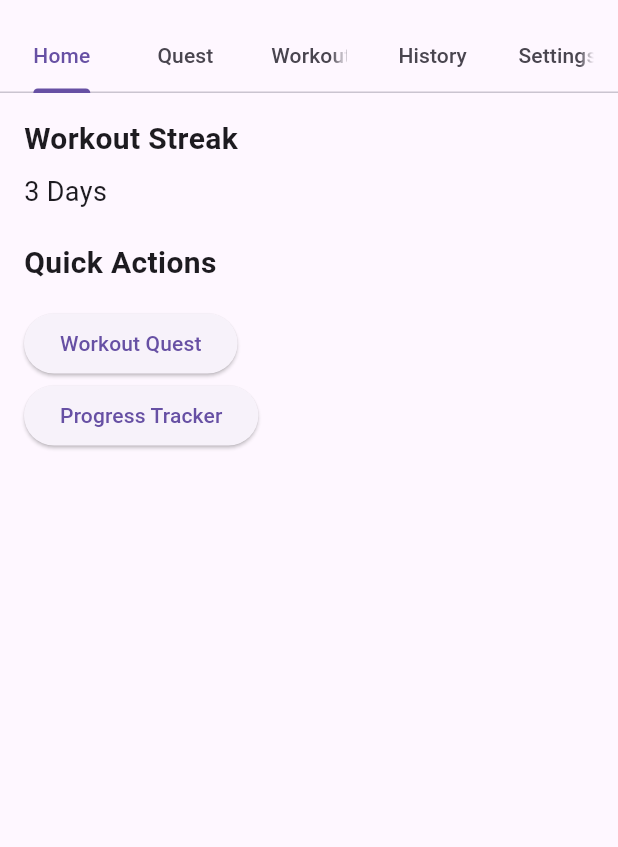
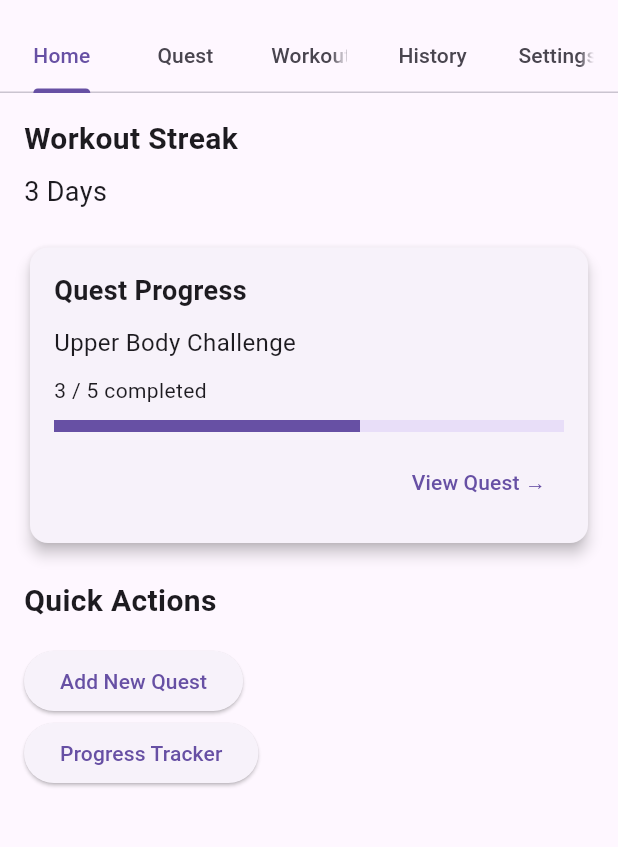
Before and after one commit to boizura/FitDuo, a Flutter app: the screen it shows after launch, on a phone screen of 412 x 824 dp, the part 63-910 px from its top. Run offline on Flutter 3.47's test engine with Material 3 defaults, Android fonts, the light colour scheme and no system bars.

Commit message:
added quest progress on home screen

```diff
--- a/lib/screens/home_screen.dart
+++ b/lib/screens/home_screen.dart
@@ -6,6 +6,8 @@ import 'package:fitduo/screens/settings_screens.dart';
 
 class HomeScreen extends StatelessWidget {
   const HomeScreen({super.key});
+
+
 
   @override
   Widget build(BuildContext context) {
@@ -51,6 +53,11 @@ class TabNavigation extends StatelessWidget {
 class HomeTab extends StatelessWidget {
   const HomeTab({super.key});
 
+final int currentProgress = 3;
+final int goal = 5;
+final String questName = "Upper Body Challenge";
+
+
   Widget buildButton(BuildContext context, String title, Widget screen) {
     return ElevatedButton(
       onPressed: () {
@@ -62,6 +69,61 @@ class HomeTab extends StatelessWidget {
       child: Text(title),
     );
   }
+
+Widget buildQuestOverview(BuildContext context) {
+  double progressPercent = currentProgress / goal;
+
+  return Card(
+    elevation: 4,
+    shape: RoundedRectangleBorder(
+      borderRadius: BorderRadius.circular(12),
+    ),
+    child: Padding(
+      padding: const EdgeInsets.all(16.0),
+      child: Column(
+        crossAxisAlignment: CrossAxisAlignment.start,
+        children: [
+          const Text(
+            "Quest Progress ",
+            style: TextStyle(fontSize: 18, fontWeight: FontWeight.bold),
+          ),
+
+          const SizedBox(height: 10),
+
+          Text(
+            questName,
+            style: const TextStyle(fontSize: 16),
+          ),
+
+          const SizedBox(height: 10),
+
+          Text("$currentProgress / $goal completed"),
+
+          const SizedBox(height: 10),
+
+          LinearProgressIndicator(
+            value: progressPercent,
+            minHeight: 8,
+          ),
+
+          const SizedBox(height: 10),
+
+          Align(
+            alignment: Alignment.centerRight,
+            child: TextButton(
+              onPressed: () {
+                DefaultTabController.of(context).animateTo(1);
+              },
+              child: const Text("View Quest →"),
+            ),
+          ),
+        ],
+      ),
+    ),
+  );
+}
+
+
 
   @override
   Widget build(BuildContext context) {
@@ -86,6 +148,10 @@ class HomeTab extends StatelessWidget {
 
           const SizedBox(height: 20),
 
+          buildQuestOverview(context),
+
+          const SizedBox(height: 20),
+
           const Text(
             "Quick Actions",
             style: TextStyle(fontSize: 20, fontWeight: FontWeight.bold),
@@ -93,8 +159,10 @@ class HomeTab extends StatelessWidget {
 
           const SizedBox(height: 15),
 
-          buildButton(context, 'Workout Quest', const QuestScreen()),
+          buildButton(context, 'Add New Quest', const QuestScreen()),
           buildButton(context, 'Progress Tracker', const ProgressTrackerScreen()),
+
+
 
         ],
       ),
```
